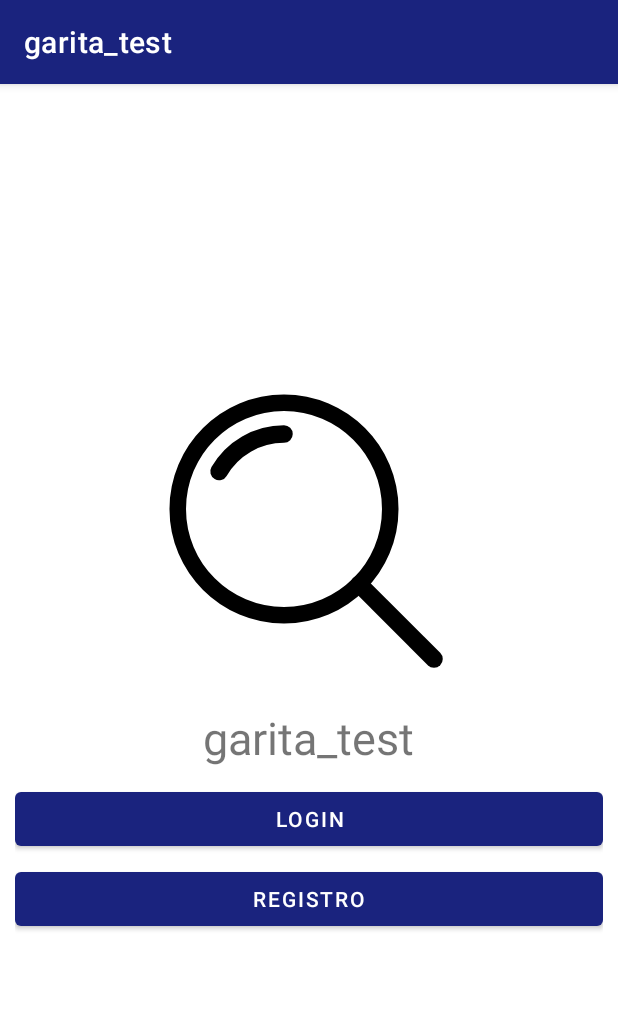
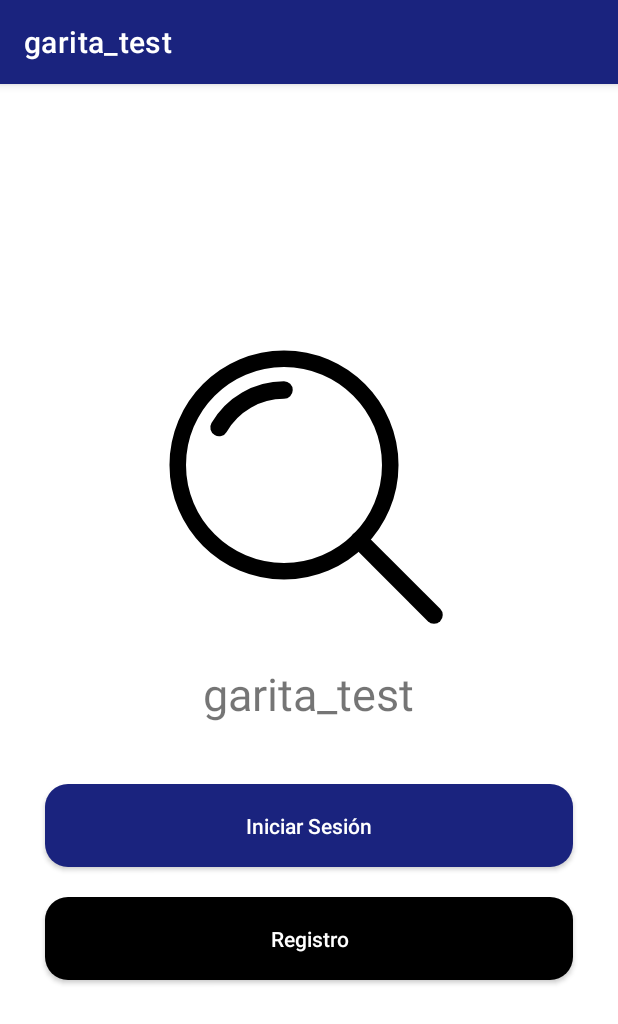
Before and after one commit to kurama027/garita_android, an Android app: the screen it shows after launch (MainActivity), on a phone screen of 412 x 824 dp. Shown: the top 1024 px of the screen. Run offline under Robolectric (Android 15) with nearby library versions, the phone set to English and light mode, and no system bars; our stand-ins replace Firebase (no records; nobody signed in at launch, a user with empty details on screens opened directly).

Commit message:
cambio de diseñÃo botones del MainActivity

```diff
--- a/app/src/main/res/layout/activity_main.xml
+++ b/app/src/main/res/layout/activity_main.xml
@@ -9,35 +9,51 @@
     <androidx.appcompat.widget.LinearLayoutCompat
         android:layout_width="match_parent"
         android:layout_height="match_parent"
+        android:gravity="center"
         android:orientation="vertical"
-        android:padding="10dp"
-        android:gravity="center">
+        android:padding="10dp">
         <!--Animacion-->
         <com.airbnb.lottie.LottieAnimationView
             android:layout_width="200dp"
             android:layout_height="200dp"
+            app:lottie_autoPlay="true"
+            app:lottie_fileName="search.json"
             app:lottie_imageAssetsFolder="assets"
-            app:lottie_fileName="search.json"
-            app:lottie_loop="true"
-            app:lottie_autoPlay="true"/>
+            app:lottie_loop="true" />
+
         <TextView
+            android:layout_width="wrap_content"
+            android:layout_height="wrap_content"
+            android:layout_marginTop="15dp"
             android:text="@string/app_name"
-            android:textSize="30sp"
-            android:layout_marginTop="15dp"
-            android:layout_width="wrap_content"
-            android:layout_height="wrap_content"/>
-        <Button
+            android:textSize="30sp" />
+
+
+        <androidx.appcompat.widget.AppCompatButton
             android:id="@+id/Btn_Login"
-            android:text="@string/Btn_Login"
-            android:layout_marginTop="10dp"
             android:layout_width="match_parent"
-            android:layout_height="wrap_content"/>
-        <Button
+            android:layout_height="55dp"
+            android:layout_marginStart="20dp"
+            android:layout_marginTop="40dp"
+            android:layout_marginEnd="20dp"
+            android:background="@drawable/round_primary_button"
+            android:text="Iniciar Sesión"
+            android:textAllCaps="false"
+            android:textColor="#FFFFFF" />
+
+        <androidx.appcompat.widget.AppCompatButton
             android:id="@+id/Btn_Registro"
-            android:text="@string/Btn_Registro"
-            android:layout_marginTop="5dp"
             android:layout_width="match_parent"
-            android:layout_height="wrap_content"/>
+            android:layout_height="55dp"
+            android:layout_marginStart="20dp"
+            android:layout_marginTop="20dp"
+            android:layout_marginEnd="20dp"
+            android:background="@drawable/round_primary_button"
+            android:text="Registro"
+            android:textAllCaps="false"
+            android:textColor="#FFFFFF"
+            android:backgroundTint="@color/black"
+            />
 
     </androidx.appcompat.widget.LinearLayoutCompat>
 
```
